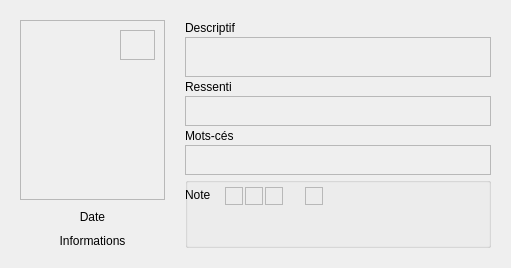
Old version of the form app/photocard.ui in the repository baptistegasser/Bibliotheque_Photo.
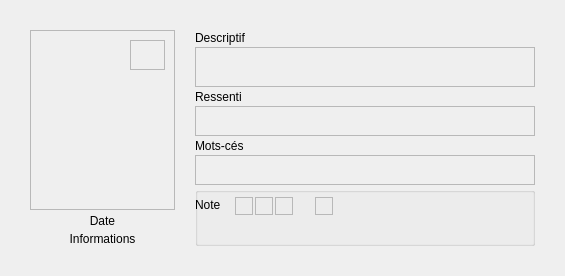
New version of the form.

```diff
--- a/app/photocard.ui
+++ b/app/photocard.ui
@@ -6,8 +6,8 @@
    <rect>
     <x>0</x>
     <y>0</y>
-    <width>511</width>
-    <height>268</height>
+    <width>565</width>
+    <height>270</height>
    </rect>
   </property>
   <property name="sizePolicy">
@@ -30,19 +30,19 @@
   </property>
   <layout class="QHBoxLayout" name="horizontalLayout_2">
    <property name="spacing">
-    <number>0</number>
+    <number>10</number>
    </property>
    <property name="leftMargin">
-    <number>0</number>
+    <number>10</number>
    </property>
    <property name="topMargin">
-    <number>0</number>
+    <number>10</number>
    </property>
    <property name="rightMargin">
-    <number>0</number>
+    <number>10</number>
    </property>
    <property name="bottomMargin">
-    <number>0</number>
+    <number>10</number>
    </property>
    <item>
     <widget class="QWidget" name="main_widget" native="true">
@@ -212,7 +212,7 @@
             <rect>
              <x>0</x>
              <y>0</y>
-             <width>300</width>
+             <width>334</width>
              <height>38</height>
             </rect>
            </property>
@@ -254,7 +254,7 @@
             <rect>
              <x>0</x>
              <y>0</y>
-             <width>300</width>
+             <width>334</width>
              <height>28</height>
             </rect>
            </property>
@@ -296,7 +296,7 @@
             <rect>
              <x>0</x>
              <y>0</y>
-             <width>300</width>
+             <width>334</width>
              <height>28</height>
             </rect>
            </property>
```
